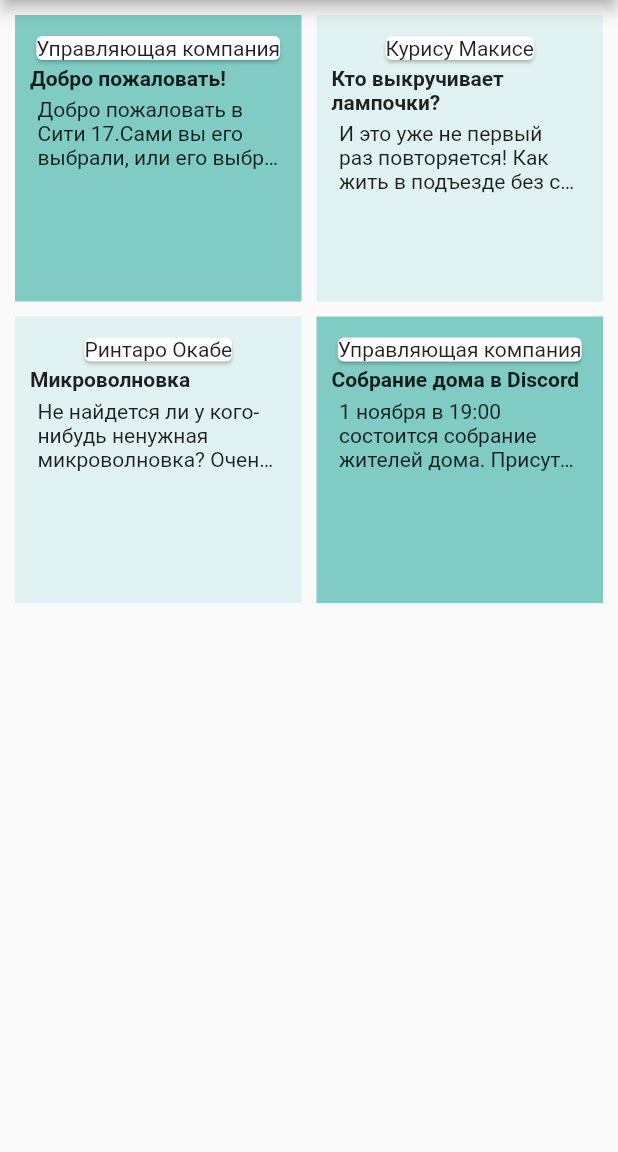
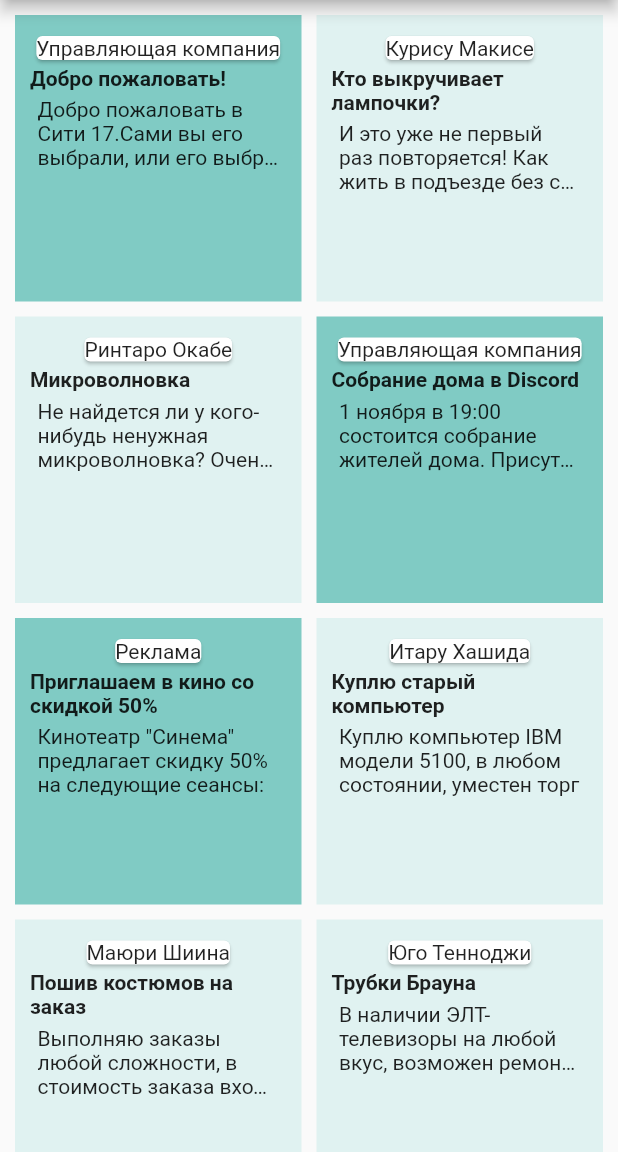
Before and after one commit to fagirton/Smart-yard-Flutter, a Flutter app: the NoticePage screen opened directly, on a phone screen of 412 x 824 dp, the part 84-1236 px from its top. Run offline on Flutter 3.47's test engine with Material 2 defaults, Android fonts, the phone set to English and light mode, and no system bars; our stand-ins replace geolocator.

Commit message:
Добавил объявлений

```diff
--- a/lib/widgets/NoticesPage.dart
+++ b/lib/widgets/NoticesPage.dart
@@ -117,6 +117,116 @@ class _LogInPageState extends State<NoticePage> {
                     ],
                   ),
                 )),
+            Container(
+                padding: const EdgeInsets.all(2),
+                color: Colors.teal[200],
+                child: Padding(
+                  padding: const EdgeInsets.all(8.0),
+                  child: Column(
+                    crossAxisAlignment: CrossAxisAlignment.center,
+                    mainAxisSize: MainAxisSize.max,
+                    children: const [
+                      Card(child: Text("Реклама")),
+                      Align(
+                          alignment: Alignment.topLeft,
+                          child: Text("Приглашаем в кино со скидкой 50%",
+                              style: TextStyle(
+                                  fontWeight: FontWeight.bold))),
+                      Padding(
+                        padding: EdgeInsets.all(5.0),
+                        child: Text("Кинотеатр \"Синема\" предлагает скидку 50% на следующие сеансы: ", maxLines: 3,overflow: TextOverflow.ellipsis,),
+                      ),
+                    ],
+                  ),
+                )),
+            Container(
+                padding: const EdgeInsets.all(2),
+                color: Colors.teal[50],
+                child: Padding(
+                  padding: const EdgeInsets.all(8.0),
+                  child: Column(
+                    crossAxisAlignment: CrossAxisAlignment.center,
+                    mainAxisSize: MainAxisSize.max,
+                    children: const [
+                      Card(child: Text("Итару Хашида")),
+                      Align(
+                          alignment: Alignment.topLeft,
+                          child: Text("Куплю старый компьютер",
+                              style: TextStyle(
+                                  fontWeight: FontWeight.bold))),
+                      Padding(
+                        padding: EdgeInsets.all(5.0),
+                        child: Text("Куплю компьютер IBM модели 5100, в любом состоянии, уместен торг", maxLines: 3,overflow: TextOverflow.ellipsis,),
+                      ),
+                    ],
+                  ),
+                )),
+            Container(
+                padding: const EdgeInsets.all(2),
+                color: Colors.teal[50],
+                child: Padding(
+                  padding: const EdgeInsets.all(8.0),
+                  child: Column(
+                    crossAxisAlignment: CrossAxisAlignment.center,
+                    mainAxisSize: MainAxisSize.max,
+                    children: const [
+                      Card(child: Text("Маюри Шиина")),
+                      Align(
+                          alignment: Alignment.topLeft,
+                          child: Text("Пошив костюмов на заказ",
+                              style: TextStyle(
+                                  fontWeight: FontWeight.bold))),
+                      Padding(
+                        padding: EdgeInsets.all(5.0),
+                        child: Text("Выполняю заказы любой сложности, в стоимость заказа входит материал", maxLines: 3,overflow: TextOverflow.ellipsis,),
+                      ),
+                    ],
+                  ),
+                )),
+            Container(
+                padding: const EdgeInsets.all(2),
+                color: Colors.teal[50],
+                child: Padding(
+                  padding: const EdgeInsets.all(8.0),
+                  child: Column(
+                    crossAxisAlignment: CrossAxisAlignment.center,
+                    mainAxisSize: MainAxisSize.max,
+                    children: const [
+                      Card(child: Text("Юго Тенноджи")),
+                      Align(
+                          alignment: Alignment.topLeft,
+                          child: Text("Трубки Брауна",
+                              style: TextStyle(
+                                  fontWeight: FontWeight.bold))),
+                      Padding(
+                        padding: EdgeInsets.all(5.0),
+                        child: Text("В наличии ЭЛТ-телевизоры на любой вкус, возможен ремонт ваших телевизоров", maxLines: 3,overflow: TextOverflow.ellipsis,),
+                      ),
+                    ],
+                  ),
+                )),
+            Container(
+                padding: const EdgeInsets.all(2),
+                color: Colors.teal[200],
+                child: Padding(
+                  padding: const EdgeInsets.all(8.0),
+                  child: Column(
+                    crossAxisAlignment: CrossAxisAlignment.center,
+                    mainAxisSize: MainAxisSize.max,
+                    children: const [
+                      Card(child: Text("Управляющая компания")),
+                      Align(
+                          alignment: Alignment.topLeft,
+                          child: Text("Сбор денег на ремон крыши",
+                              style: TextStyle(
+                                  fontWeight: FontWeight.bold))),
+                      Padding(
+                        padding: EdgeInsets.all(5.0),
+                        child: Text("В ближайшее время всем сдать деньги на ремонт крыши", maxLines: 3,overflow: TextOverflow.ellipsis,),
+                      ),
+                    ],
+                  ),
+                )),
           ],
         ));
   }
```
